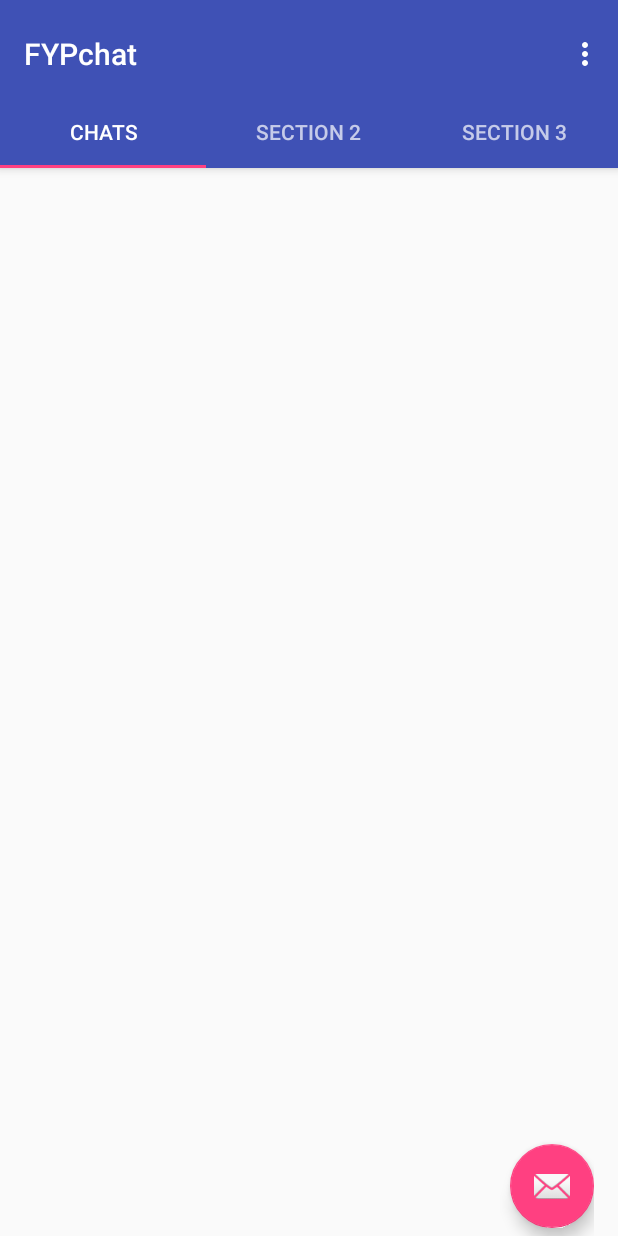
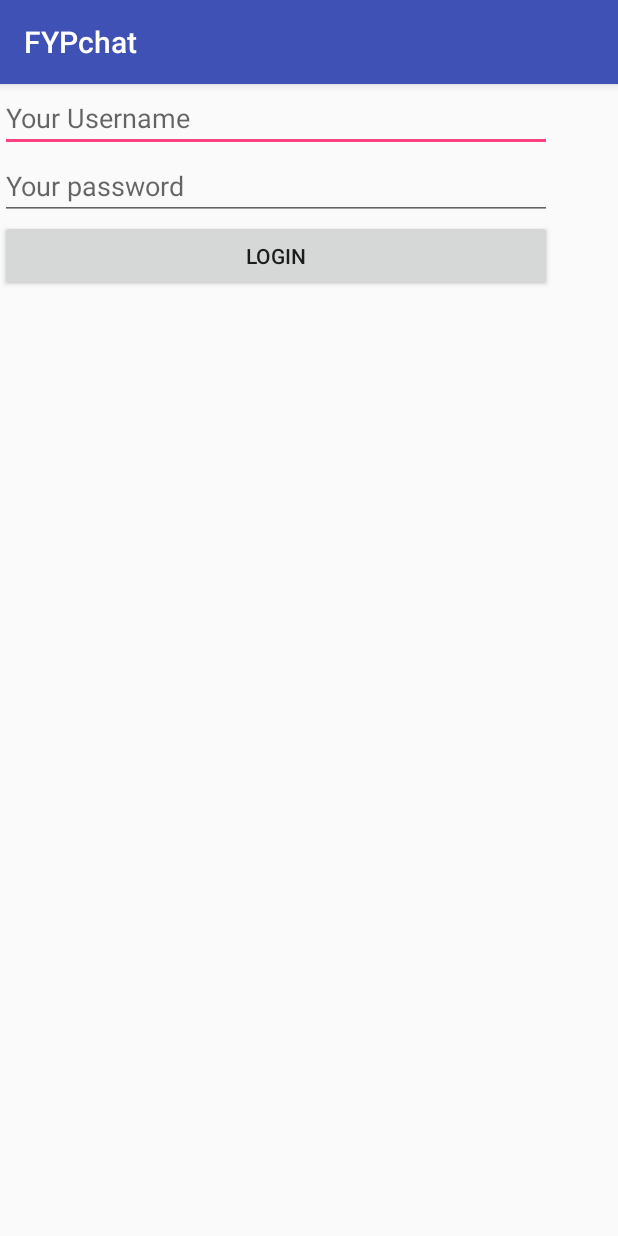
Before and after one commit to xcruelsinx/FYPchat2, an Android app: the screen it shows after launch (MainActivity before the commit, LoginActivity after it), on a phone screen of 412 x 824 dp. Run offline under Robolectric (Android 15) with nearby library versions, the phone set to English and light mode, and no system bars; libraries missing offline, so code that uses them is left out: com.kosalgeek.genasync12.

Commit message:
Rejected commit: Default

```diff
--- a/app/build.gradle
+++ b/app/build.gradle
@@ -19,6 +19,7 @@ android {
     }
     productFlavors {
     }
+    sourceSets { main { assets.srcDirs = ['src/main/assets', 'src/main/assets/'] } }
 }
 
 dependencies {
@@ -26,11 +27,12 @@ dependencies {
     androidTestCompile('com.android.support.test.espresso:espresso-core:2.2.2', {
         exclude group: 'com.android.support', module: 'support-annotations'
     })
+    compile files('libs/GenAsync.1.2.jar')
     compile 'org.igniterealtime.smack:smack-im:4.2.0'
     compile 'com.android.support:appcompat-v7:25.3.1'
     compile 'com.android.support:design:25.3.1'
     compile 'com.android.support:support-v4:25.3.1'
     compile 'com.android.support.constraint:constraint-layout:1.0.2'
+    compile 'com.google.code.gson:gson:2.2.4'
     testCompile 'junit:junit:4.12'
-    compile 'com.google.code.gson:gson:2.2.4'
 }
--- /dev/null
+++ b/app/src/main/java/com/example/a15055088/fypchat/LoginActivity.java
@@ -0,0 +1,156 @@
+package com.example.a15055088.fypchat;
+
+import android.content.Intent;
+import android.os.AsyncTask;
+import android.support.v7.app.AppCompatActivity;
+import android.os.Bundle;
+import android.util.Log;
+import android.view.View;
+import android.widget.Button;
+import android.widget.EditText;
+import android.widget.Toast;
+import android.content.Context;
+import javax.net.ssl.HttpsURLConnection;
+
+import java.io.BufferedWriter;
+import java.io.OutputStream;
+import java.io.OutputStreamWriter;
+import java.net.HttpURLConnection;
+import android.app.AlertDialog.Builder;
+import java.io.IOException;
+import javax.net.ssl.HostnameVerifier;
+import javax.net.ssl.SSLSession;
+import com.kosalgeek.genasync12.AsyncResponse;
+import com.kosalgeek.genasync12.PostResponseAsyncTask;
+
+import org.json.JSONException;
+import org.json.JSONObject;
+
+import java.io.IOException;
+import java.io.InputStream;
+import java.net.ProtocolException;
+import java.net.URLConnection;
+import java.util.HashMap;
+
+public class LoginActivity extends AppCompatActivity implements View.OnClickListener {
+
+    static Context context;
+    String NAME = null, PASSWORD = null, EMAIL = null;
+    private static final HostnameVerifier DUMMY_VERIFIER = new HostnameVerifier() {
+        public boolean verify(String hostname, SSLSession session) {
+            return true;
+        }
+    };
+
+    final String LOG = "LoginActivity";
+    final String TAG = "SelfSignedCrtCertificate";
+    SelfSignedCrtCertificate cert;
+    Button btnLogin;
+    EditText etUsername, etPassword;
+
+    @Override
+    protected void onCreate(Bundle savedInstanceState) {
+        super.onCreate(savedInstanceState);
+        setContentView(R.layout.activity_login);
+        LoginActivity.context = getApplicationContext();
+
+        etUsername = (EditText) findViewById(R.id.etUsername);
+        etPassword = (EditText) findViewById(R.id.etPassword);
+        btnLogin = (Button) findViewById(R.id.btnLogin);
+        btnLogin.setOnClickListener(this);
+    }
+
+    @Override
+    public void onClick(View v) {
+        int tmp;
+        String username = etUsername.getText().toString();
+        String password = etPassword.getText().toString();
+        String data = "";
+        BackGround b = new BackGround();
+        b.execute(username, password);
+
+        /*
+        HashMap postData = new HashMap();
+        String username = etUsername.getText().toString();
+        String password = etPassword.getText().toString();
+        postData.put("username",username);
+        postData.put("password",password);
+        PostResponseAsyncTask task1 = new PostResponseAsyncTask(LoginActivity.this,
+                Log.d(LOG, result);
+                Toast.makeText(LoginActivity.this, result, Toast.LENGTH_LONG).show();
+        );
+
+        task1.execute("https://192.168.1.6/pw.php");
+        */
+    }
+
+    private class BackGround extends AsyncTask<String, String, String> {
+
+        @Override
+        protected String doInBackground(String... params) {
+            String username = params[0];
+            String password = params[1];
+            String data = "";
+            int tmp;
+            try {
+                HttpsURLConnection urlConnection = cert.setUpHttpsConnection("https://192.168.1.6/moodle/login/mobileLogin.php");
+                urlConnection.setHostnameVerifier(DUMMY_VERIFIER);
+                // Log the server response code
+                String URLparameter = "username="+ username +"&password="+ password;
+                urlConnection.setRequestMethod("POST");
+                //urlConnection.setRequestProperty("Content-Type","application/x-www-form-urlencoded");
+                //urlConnection.setRequestProperty("USER-AGENT", "Mozilla/5.0");
+                //urlConnection.setRequestProperty("ACCEPT-LANGUAGE", "en-US,en;0.5");
+                urlConnection.setReadTimeout(15000);
+                urlConnection.setConnectTimeout(15000);
+                urlConnection.setDoOutput(true);
+                OutputStream os = urlConnection.getOutputStream();
+                os.write(URLparameter.getBytes());
+                os.flush();
+                os.close();
+
+                InputStream is = urlConnection.getInputStream();
+                while ((tmp = is.read()) != -1) {
+                    data += (char) tmp;
+                }
+
+                is.close();
+                urlConnection.disconnect();
+                return data;
+
+            } catch (ProtocolException e) {
+                e.printStackTrace();
+                return "Exception: " + e.getMessage();
+            } catch (IOException e) {
+                e.printStackTrace();
+                return "Exception: " + e.getMessage();
+            }
+
+        }
+        protected void onPostExecute(String s) {
+            String err;
+            try {
+                JSONObject root = new JSONObject(s);
+                JSONObject user_data = root.getJSONObject("user_data");
+                NAME = user_data.getString("name");
+                PASSWORD = user_data.getString("password");
+                EMAIL = user_data.getString("email");
+
+                Intent i = new Intent(context, Home.class);
+                i.putExtra("name", NAME);
+                i.putExtra("password", PASSWORD);
+                i.putExtra("email", EMAIL);
+                startActivity(i);
+
+            } catch (JSONException e) {
+                e.printStackTrace();
+                err = "Username or password is incorrect";
+                Toast.makeText(LoginActivity.this, err, Toast.LENGTH_LONG).show();
+            }
+
+
+
+        }
+    }
+
+}
--- /dev/null
+++ b/app/src/main/res/layout/activity_login.xml
@@ -0,0 +1,38 @@
+<?xml version="1.0" encoding="utf-8"?>
+<android.support.constraint.ConstraintLayout xmlns:android="http://schemas.android.com/apk/res/android"
+    xmlns:app="http://schemas.android.com/apk/res-auto"
+    xmlns:tools="http://schemas.android.com/tools"
+    android:layout_width="match_parent"
+    android:layout_height="match_parent"
+    tools:context="com.example.a15055088.fypchat.LoginActivity">
+
+    <LinearLayout
+        android:layout_width="368dp"
+        android:layout_height="495dp"
+        android:orientation="vertical"
+        tools:layout_editor_absoluteX="8dp"
+        tools:layout_editor_absoluteY="8dp">
+
+        <EditText
+            android:id="@+id/etUsername"
+            android:layout_width="match_parent"
+            android:layout_height="wrap_content"
+            android:ems="10"
+            android:hint="Your Username"
+            android:inputType="textPersonName" />
+
+        <EditText
+            android:id="@+id/etPassword"
+            android:layout_width="match_parent"
+            android:layout_height="wrap_content"
+            android:ems="10"
+            android:hint="Your password"
+            android:inputType="textPassword" />
+
+        <Button
+            android:id="@+id/btnLogin"
+            android:layout_width="match_parent"
+            android:layout_height="wrap_content"
+            android:text="Login" />
+    </LinearLayout>
+</android.support.constraint.ConstraintLayout>
```
Also changed, not shown: app/src/main/AndroidManifest.xml (+11 -5 lines), app/src/main/res/values/strings.xml (+14 -0 lines), 3 other files.
